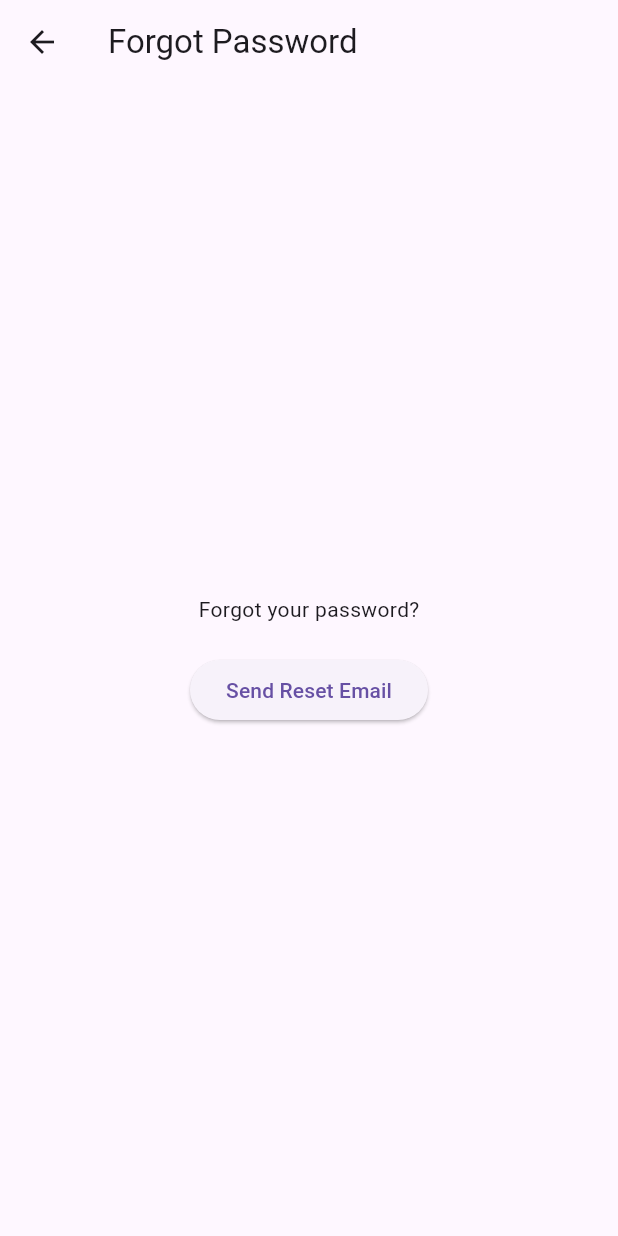
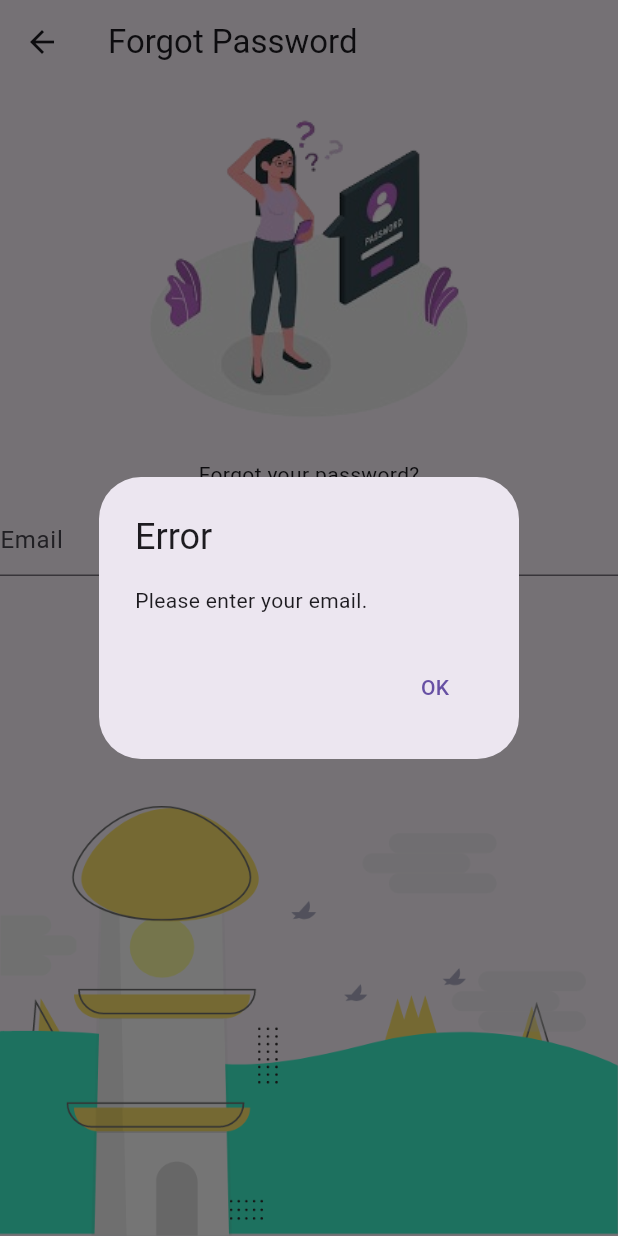
Before and after one commit to ahmedsoumri01/auth-crud-_-firebase-flutter, a Flutter app: the ForgotPasswordPage screen opened by its route, after a tap on "Send Reset Email", on a phone screen of 412 x 824 dp. Run offline on Flutter 3.47's test engine with Material 3 defaults, Android fonts, the phone set to English and light mode, and no system bars; our stand-ins replace animate_do, cloud_firestore, firebase_auth, firebase_core; accounts and stored records are empty.

Commit message:
implement the forget password page and his functionalities

```diff
--- a/lib/forgot_password_page.dart
+++ b/lib/forgot_password_page.dart
@@ -1,30 +1,129 @@
-// forgot_password_page.dart
 import 'package:flutter/material.dart';
+import 'package:firebase_auth/firebase_auth.dart';
 
 class ForgotPasswordPage extends StatelessWidget {
   const ForgotPasswordPage({Key? key}) : super(key: key);
 
+  Future<void> _sendPasswordResetEmail(BuildContext context, String email) async {
+    try {
+      await FirebaseAuth.instance.sendPasswordResetEmail(email: email);
+      // Show success alert
+      // ignore: use_build_context_synchronously
+      showDialog(
+        context: context,
+        builder: (BuildContext context) {
+          return AlertDialog(
+            title: const Text('Password Reset Email Sent'),
+            content: const Text('Check your inbox for the password reset email.'),
+            actions: [
+              TextButton(
+                onPressed: () {
+                  Navigator.of(context).pop();
+                },
+                child: const Text('OK'),
+              ),
+            ],
+          );
+        },
+      );
+    } catch (error) {
+      // Show error alert
+      // ignore: use_build_context_synchronously
+      showDialog(
+        context: context,
+        builder: (BuildContext context) {
+          return AlertDialog(
+            title: const Text('Error'),
+            content: Text('Error: ${error.toString()}'),
+            actions: [
+              TextButton(
+                onPressed: () {
+                  Navigator.of(context).pop();
+                },
+                child: const Text('OK'),
+              ),
+            ],
+          );
+        },
+      );
+    }
+  }
 @override
 Widget build(BuildContext context) {
+  String email = ''; // Variable to store the entered email
+
   return Scaffold(
     appBar: AppBar(
       title: const Text('Forgot Password'),
     ),
-      body: Center(
+    body: Stack(
+      children: [
+        Positioned(
+          top: 0,
+          left: 0,
+          right: 0,
+          child: Center(
             child: Column(
               mainAxisAlignment: MainAxisAlignment.center,
               children: [
+                Image.asset(
+                  'assets/forget.png', // Replace with the path to your image asset
+                  height: 240,
+                  width: 240, // Adjust the height as needed
+                ),
+                const SizedBox(height: 10),
                 const Text('Forgot your password?'),
-            const SizedBox(height: 20),
+                const SizedBox(height: 10),
+                TextField(
+                  onChanged: (value) {
+                    email = value.trim();
+                  },
+                  decoration: const InputDecoration(hintText: 'Email'),
+                ),
+                const SizedBox(height: 25),
                 ElevatedButton(
                   onPressed: () {
-                // Implement the logic to send a password reset email
+                    if (email.isNotEmpty) {
+                      // Implement logic to send password reset email
+                      _sendPasswordResetEmail(context, email);
+                    } else {
+                      // Show an alert if email is empty
+                      showDialog(
+                        context: context,
+                        builder: (BuildContext context) {
+                          return AlertDialog(
+                            title: const Text('Error'),
+                            content: const Text('Please enter your email.'),
+                            actions: [
+                              TextButton(
+                                onPressed: () {
+                                  Navigator.of(context).pop();
+                                },
+                                child: const Text('OK'),
+                              ),
+                            ],
+                          );
+                        },
+                      );
+                    }
                   },
                   child: const Text('Send Reset Email'),
                 ),
               ],
             ),
           ),
+        ),
+        Positioned(
+          bottom: 0,
+          left: 0,
+          right: 0,
+          child: Image.asset(
+            'assets/background.png', // Replace with your image asset
+            fit: BoxFit.fitWidth,
+          ),
+        ),
+      ],
+    ),
   );
 }
 }
--- a/pubspec.yaml
+++ b/pubspec.yaml
@@ -68,6 +68,7 @@ flutter:
   assets:
     - assets/background.png
     - assets/illustration.png
+    - assets/forget.png
   # An image asset can refer to one or more resolution-specific "variants", see
   # https://flutter.dev/assets-and-images/#resolution-aware
 
```
Also changed, not shown: lib/auth/login.dart (+5 -3 lines), lib/auth/signup.dart (+4 -3 lines), assets/forget.png (added), pubspec.lock. Lines whose indentation alone changed are shown as unchanged.
